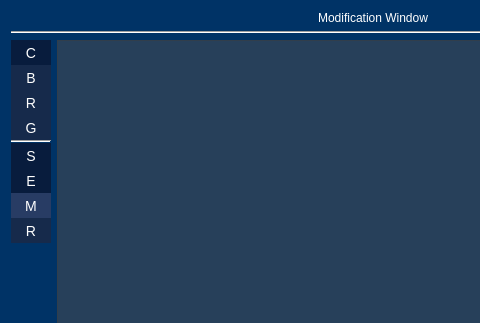
SilMon/NucDetect, file Nucleus/gui/modification_dialog.ui: the form before one commit; both pictures show x 0 to 480 and y 0 to 323 of the 746 by 584 pixel window.
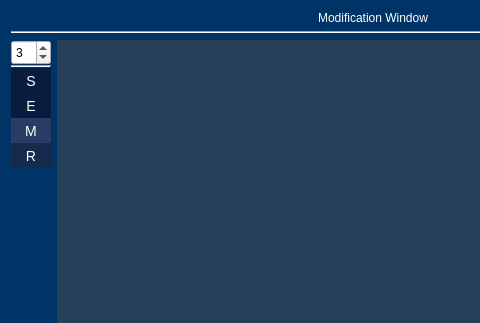
The form after the commit.

```diff
--- a/Nucleus/gui/modification_dialog.ui
+++ b/Nucleus/gui/modification_dialog.ui
@@ -116,91 +116,22 @@
         <enum>QLayout::SetMaximumSize</enum>
        </property>
        <item>
-        <widget class="QPushButton" name="btn_comp">
-         <property name="maximumSize">
+        <widget class="QSpinBox" name="sb_channel">
+         <property name="minimumSize">
           <size>
-           <width>30</width>
-           <height>16777215</height>
+           <width>40</width>
+           <height>25</height>
           </size>
          </property>
-         <property name="text">
-          <string>C</string>
-         </property>
-         <property name="checkable">
-          <bool>true</bool>
-         </property>
-         <property name="checked">
-          <bool>true</bool>
-         </property>
-         <property name="default">
-          <bool>true</bool>
-         </property>
-         <property name="flat">
-          <bool>false</bool>
-         </property>
-         <attribute name="buttonGroup">
-          <string notr="true">buttonGroup</string>
-         </attribute>
-        </widget>
-       </item>
-       <item>
-        <widget class="QPushButton" name="btn_blue">
          <property name="maximumSize">
           <size>
-           <width>30</width>
+           <width>40</width>
            <height>16777215</height>
           </size>
          </property>
-         <property name="text">
-          <string>B</string>
+         <property name="value">
+          <number>3</number>
          </property>
-         <property name="checkable">
-          <bool>true</bool>
-         </property>
-         <attribute name="buttonGroup">
-          <string notr="true">buttonGroup</string>
-         </attribute>
-        </widget>
-       </item>
-       <item>
-        <widget class="QPushButton" name="btn_red">
-         <property name="maximumSize">
-          <size>
-           <width>30</width>
-           <height>16777215</height>
-          </size>
-         </property>
-         <property name="text">
-          <string>R</string>
-         </property>
-         <property name="checkable">
-          <bool>true</bool>
-         </property>
-         <property name="checked">
-          <bool>false</bool>
-         </property>
-         <attribute name="buttonGroup">
-          <string notr="true">buttonGroup</string>
-         </attribute>
-        </widget>
-       </item>
-       <item>
-        <widget class="QPushButton" name="btn_green">
-         <property name="maximumSize">
-          <size>
-           <width>30</width>
-           <height>16777215</height>
-          </size>
-         </property>
-         <property name="text">
-          <string>G</string>
-         </property>
-         <property name="checkable">
-          <bool>true</bool>
-         </property>
-         <attribute name="buttonGroup">
-          <string notr="true">buttonGroup</string>
-         </attribute>
         </widget>
        </item>
        <item>
```
